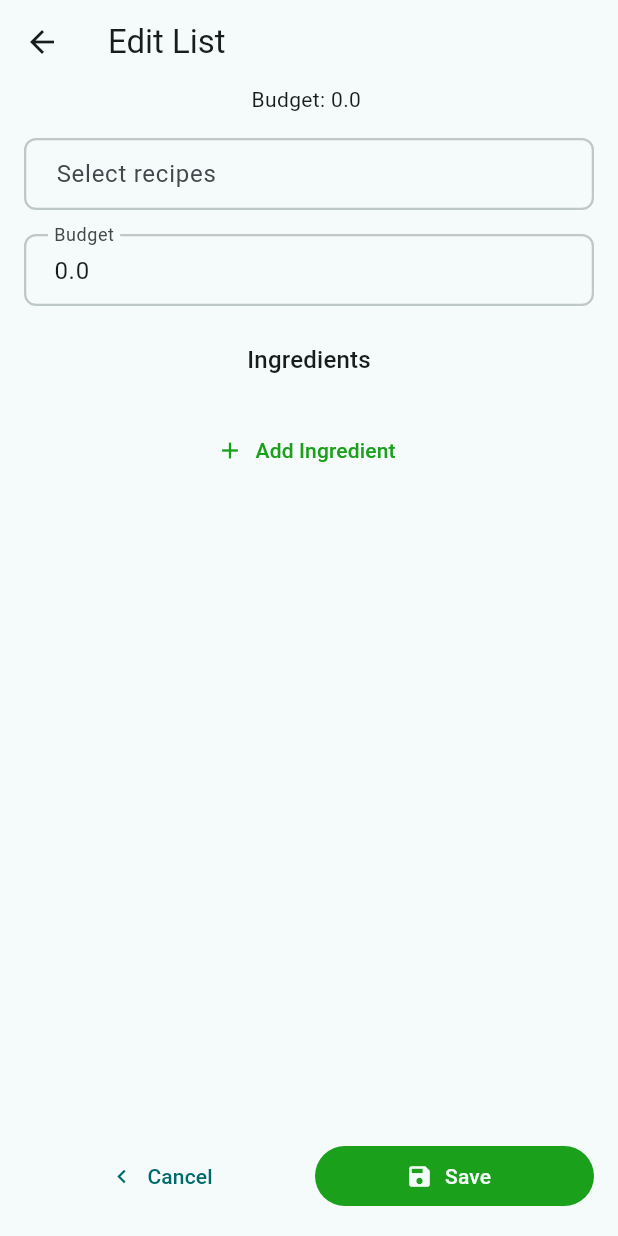
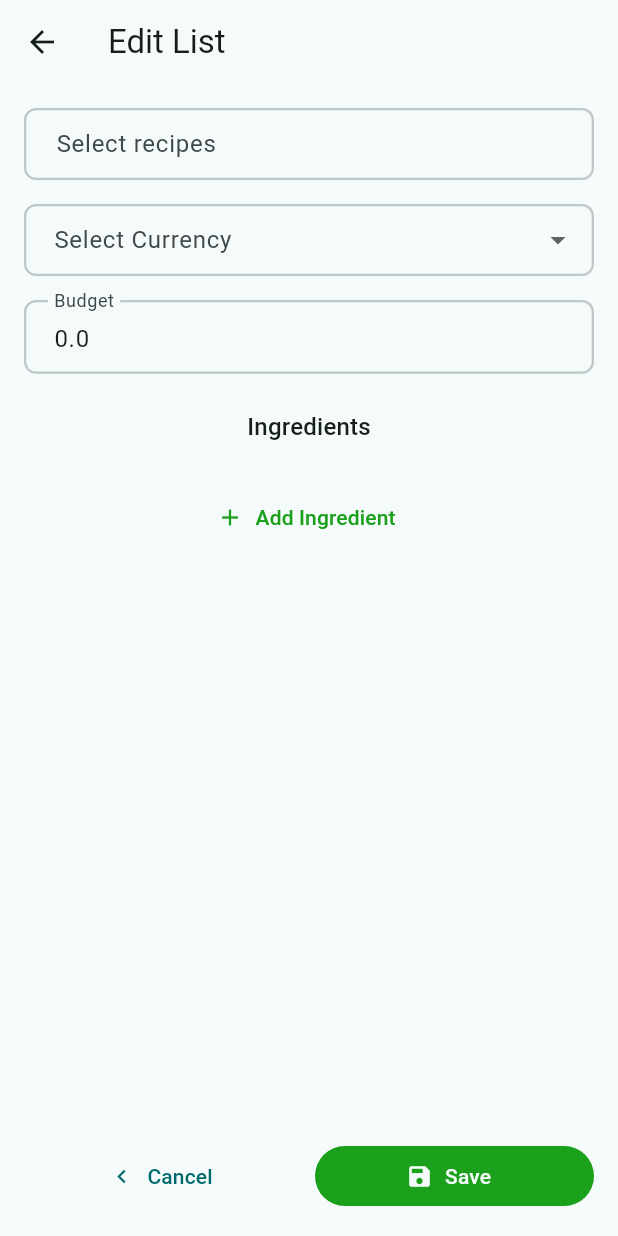
Before and after one commit to felicetteapp/recipes-flutter, a Flutter app: the _EditListPageContent screen opened directly, on a phone screen of 412 x 824 dp. Run offline on Flutter 3.47's test engine with Material 3 defaults, Android fonts, the light colour scheme and no system bars; drawn by our look-alikes of dynamic_color; our stand-ins replace cloud_firestore, equatable, firebase_auth, firebase_core, flutter_bloc, flutter_secure_storage and 4 more; missing offline and left inert: firebase_app_check; accounts and stored records are empty; Roboto replaces fonts that are missing (NunitoSans); project files that could hold a hidden picture were left out.

Commit message:
feat: add currency selection and handling in EditList functionality

```diff
--- a/lib/app/utils/utils.dart
+++ b/lib/app/utils/utils.dart
@@ -5,6 +5,43 @@ import 'package:flutter_bloc/flutter_bloc.dart';
 import 'package:package_info_plus/package_info_plus.dart';
 
 class FRUtils {
+  static List<String> availableCurrencies = [
+    'USD',
+    'EUR',
+    'GBP',
+    'JPY',
+    'CNY',
+    'INR',
+    'BRL',
+  ];
+
+  static String getCurrencyName(String currencyCode, BuildContext context) {
+    final s = S.of(context);
+    final currencyNames = {
+      'USD': s.currency_usd,
+      'EUR': s.currency_eur,
+      'GBP': s.currency_gbp,
+      'JPY': s.currency_jpy,
+      'CNY': s.currency_cny,
+      'INR': s.currency_inr,
+      'BRL': s.currency_brl,
+    };
+    return currencyNames[currencyCode] ?? currencyCode;
+  }
+
+  static String getCurrencySymbol(String currencyCode) {
+    final currencySymbols = {
+      'USD': r'$',
+      'EUR': '€',
+      'GBP': '£',
+      'JPY': '¥',
+      'CNY': '¥',
+      'INR': '₹',
+      'BRL': r'R$',
+    };
+    return currencySymbols[currencyCode] ?? currencyCode;
+  }
+
   static Future<void> showAboutDialog(BuildContext context) async {
     final packageInfo = await PackageInfo.fromPlatform();
     if (!context.mounted) return;
--- a/lib/l10n/intl_en.arb
+++ b/lib/l10n/intl_en.arb
@@ -490,6 +490,10 @@
   "@please_enter_valid_number": {
     "description": "Error message for invalid number input"
   },
+  "@currency_inr": {
+    "description": "Indian Rupee currency option"
+  },
+  "currency_inr": "Indian Rupee",
   "please_enter_valid_number": "Please enter a valid number",
   "@budget_must_be_positive": {
     "description": "Error message when budget is not positive"
--- a/lib/list/edit/bloc/edit_cubit.dart
+++ b/lib/list/edit/bloc/edit_cubit.dart
@@ -82,6 +82,16 @@ class EditListCubit extends Cubit<EditListState> {
     );
   }
 
+  void handleCurrencyChanged(
+    String currency,
+  ) {
+    emit(
+      state.copyWith(
+        currency: currency,
+      ),
+    );
+  }
+
   Future<void> saveChanges() async {
     await _groupRepository.updateList(
       state.currentGroup!.id,
--- a/lib/list/edit/view/edit_list_page.dart
+++ b/lib/list/edit/view/edit_list_page.dart
@@ -2,6 +2,7 @@ import 'dart:developer';
 
 import 'package:felicette_recipes/app/common/widgets/appbar/appbar.dart';
 import 'package:felicette_recipes/app/routes/app_routes.dart';
+import 'package:felicette_recipes/app/utils/utils.dart';
 import 'package:felicette_recipes/app/view/view.dart';
 import 'package:felicette_recipes/extensions/extensions.dart';
 import 'package:felicette_recipes/generated/l10n.dart';
@@ -90,13 +91,10 @@ class _EditListPageContent extends StatelessWidget {
         ],
       ),
       body: SingleChildScrollView(
-        padding: const .symmetric(horizontal: 16),
+        padding: const .symmetric(horizontal: 16, vertical: 16),
         child: Column(
           spacing: 16,
           children: [
-            Text(
-              'Budget: ${editCubit.state.budget} ${editCubit.state.currency}',
-            ),
             RecipeSelect(
               placeholder: s.select_recipes,
               label: s.recipe(0).capitalize(),
@@ -104,10 +102,16 @@ class _EditListPageContent extends StatelessWidget {
               initialValue: editCubit.state.currentRecipes,
               onChanged: editCubit.handleCurrentRecipesChanged,
             ),
+            const _CurrencySelector(),
             TextFormField(
               initialValue: editCubit.state.budget.toString(),
               decoration: InputDecoration(
                 labelText: s.budget.capitalize(),
+                prefix: Text(
+                  FRUtils.getCurrencySymbol(
+                    editCubit.state.currency,
+                  ),
+                ),
               ),
               keyboardType: const .numberWithOptions(
                 decimal: true,
@@ -184,6 +188,35 @@ class _EditListPageContent extends StatelessWidget {
   }
 }
 
+class _CurrencySelector extends StatelessWidget {
+  const _CurrencySelector();
+  @override
+  Widget build(BuildContext context) {
+    final s = S.of(context);
+    final editCubit = context.watch<EditListCubit>();
+
+    return DropdownButtonFormField<String>(
+      initialValue: editCubit.state.currency,
+      decoration: InputDecoration(
+        labelText: s.select_currency.capitalize(),
+      ),
+      items: FRUtils.availableCurrencies
+          .map(
+            (currency) => DropdownMenuItem<String>(
+              value: currency,
+              child: Text(FRUtils.getCurrencyName(currency, context)),
+            ),
+          )
+          .toList(),
+      onChanged: (value) {
+        if (value != null) {
+          editCubit.handleCurrencyChanged(value);
+        }
+      },
+    );
+  }
+}
+
 class _SaveButton extends StatelessWidget {
   const _SaveButton();
   @override
--- a/lib/list/view/widgets/ingredient_modal/view/ingredient_modal.dart
+++ b/lib/list/view/widgets/ingredient_modal/view/ingredient_modal.dart
@@ -1,6 +1,7 @@
 import 'dart:developer';
 
 import 'package:felicette_recipes/app/bloc/app_bloc.dart';
+import 'package:felicette_recipes/app/utils/utils.dart';
 import 'package:felicette_recipes/app/view/view.dart';
 import 'package:felicette_recipes/generated/l10n.dart';
 import 'package:felicette_recipes/list/list.dart';
@@ -154,6 +155,11 @@ class _PriceCard extends StatelessWidget {
                               : price.unitPrice.toString(),
                           decoration: InputDecoration(
                             labelText: s.unit_price,
+                            prefix: Text(
+                              FRUtils.getCurrencySymbol(
+                                currency,
+                              ),
+                            ),
                           ),
                           keyboardType: const .numberWithOptions(
                             decimal: true,
@@ -400,7 +406,7 @@ class _SavePricesButton extends StatelessWidget {
       label: Text(
         s.save,
         maxLines: 1,
-        overflow: TextOverflow.ellipsis,
+        overflow: .ellipsis,
       ),
     );
   }
@@ -428,7 +434,7 @@ class _SaveWithoutPriceButton extends StatelessWidget {
       label: Text(
         s.save_without_price,
         maxLines: 1,
-        overflow: TextOverflow.ellipsis,
+        overflow: .ellipsis,
       ),
     );
   }
```
Also changed, not shown: lib/generated/intl/messages_en.dart, lib/generated/l10n.dart.
